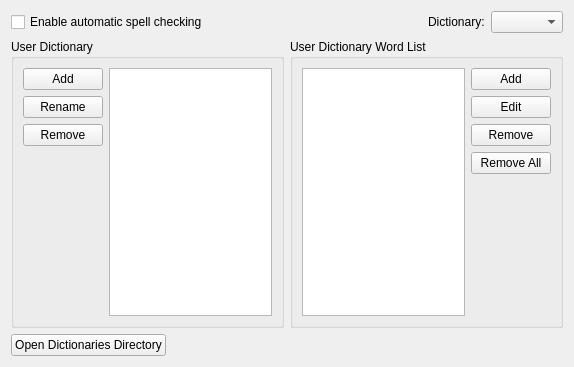
This is src/Sigil/Form_Files/PSpellCheckWidget.ui in Sigil-Ebook/Sigil as Qt 5 draws it before an edit. The edited form follows.
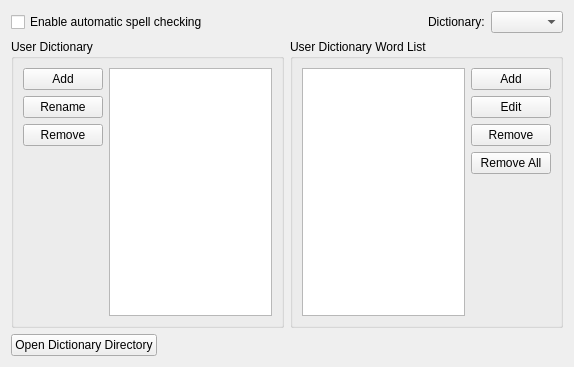
This is the edited form.

What changed in the file:
```diff
--- a/src/Sigil/Form_Files/PSpellCheckWidget.ui
+++ b/src/Sigil/Form_Files/PSpellCheckWidget.ui
@@ -180,7 +180,7 @@
      <item>
       <widget class="QPushButton" name="pbDictionaryDirectory">
        <property name="text">
-        <string>Open Dictionaries Directory</string>
+        <string>Open Dictionary Directory</string>
        </property>
       </widget>
      </item>
```
